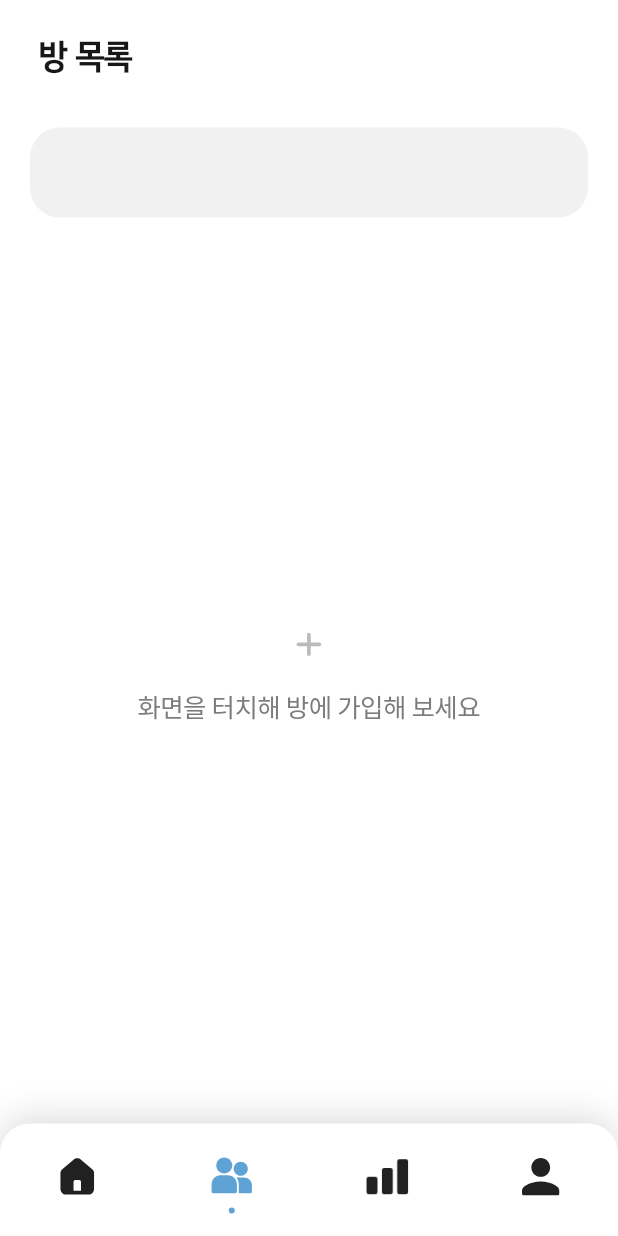
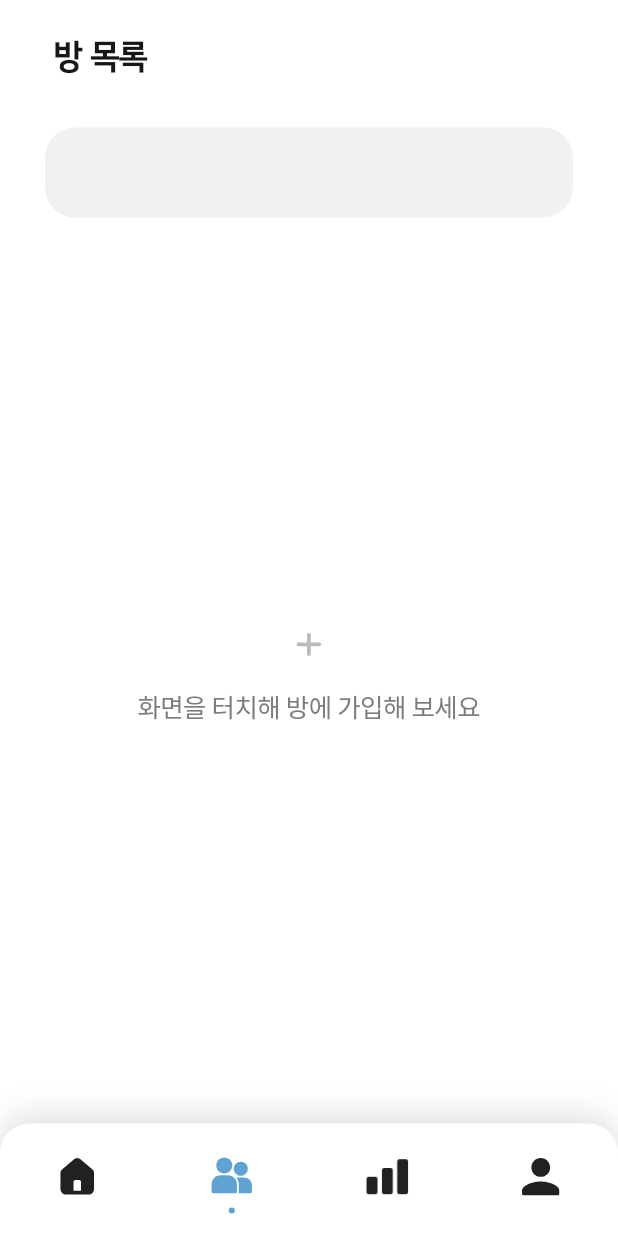
Before and after one commit to celeste0423/ggsb_project, a Flutter app: the screen it shows once a user with an empty profile is signed in, item 2 of the bottom bar chosen, on a phone screen of 412 x 824 dp. Run offline on Flutter 3.47's test engine with Material 3 defaults, Android fonts, the phone set to English and light mode, and no system bars; our stand-ins replace cloud_firestore, firebase_auth, firebase_core, flutter_svg, get, google_sign_in and 1 more; missing offline and left inert: flutter_facebook_auth; accounts and stored records are empty.

Commit message:
0.0.1+1 padding edit

```diff
--- a/lib/src/features/home/pages/home_page.dart
+++ b/lib/src/features/home/pages/home_page.dart
@@ -78,7 +78,7 @@ class HomePage extends GetView<HomePageController> {
   Widget _bottomTab() {
     return Expanded(
       child: Container(
-    width: Get.width,
+        width: Get.width,
         decoration: BoxDecoration(
           color: CustomColors.mainBlack,
           borderRadius: BorderRadius.only(topLeft: Radius.circular(50)),
--- a/lib/src/features/room_add/pages/room_add_page.dart
+++ b/lib/src/features/room_add/pages/room_add_page.dart
@@ -357,6 +357,7 @@ class RoomAddPage extends GetView<RoomAddPageController> {
                 child: Column(
                   crossAxisAlignment: CrossAxisAlignment.start,
                   children: [
+                    SizedBox(height: 20),
                     _title(),
                     Expanded(child: _inputTextFields()),
                     _addButton(),
--- a/lib/src/features/room_list/pages/room_list_page.dart
+++ b/lib/src/features/room_list/pages/room_list_page.dart
@@ -17,7 +17,7 @@ class RoomListPage extends GetView<RoomListPageController> {
       leadingWidth: 75,
       centerTitle: false,
       title: Padding(
-        padding: const EdgeInsets.only(left: 10),
+        padding: const EdgeInsets.only(left: 20),
         child: TitleText(text: '방 목록'),
       ),
       // actions: [
@@ -34,7 +34,7 @@ class RoomListPage extends GetView<RoomListPageController> {
 
   Widget _sayingBox() {
     return Padding(
-      padding: const EdgeInsets.symmetric(vertical: 10, horizontal: 20),
+      padding: const EdgeInsets.symmetric(vertical: 10, horizontal: 30),
       child: Container(
         height: 60,
         decoration: BoxDecoration(
@@ -47,7 +47,7 @@ class RoomListPage extends GetView<RoomListPageController> {
 
   Widget _roomList() {
     return Padding(
-      padding: const EdgeInsets.symmetric(horizontal: 20, vertical: 10),
+      padding: const EdgeInsets.symmetric(horizontal: 30, vertical: 10),
       child: Obx(
         () => !controller.isRoomListLoading.value
             ? !controller.isNoRoomList.value
@@ -71,8 +71,8 @@ class RoomListPage extends GetView<RoomListPageController> {
                           gridDelegate:
                               SliverGridDelegateWithFixedCrossAxisCount(
                             crossAxisCount: 2,
-                            crossAxisSpacing: 20,
-                            mainAxisSpacing: 20,
+                            crossAxisSpacing: 30,
+                            mainAxisSpacing: 30,
                           ),
                           itemCount: roomList.length + 1,
                           itemBuilder: (BuildContext context, int index) {
```
Also changed, not shown: lib/src/features/my/pages/my_page.dart (+11 -9 lines).
